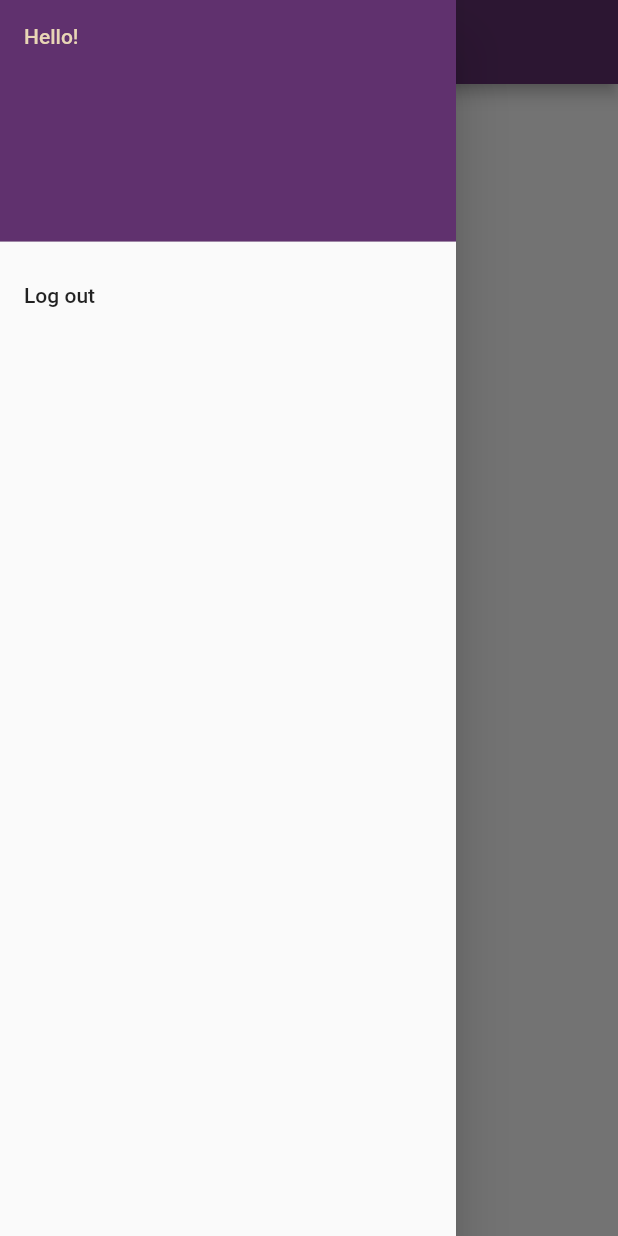
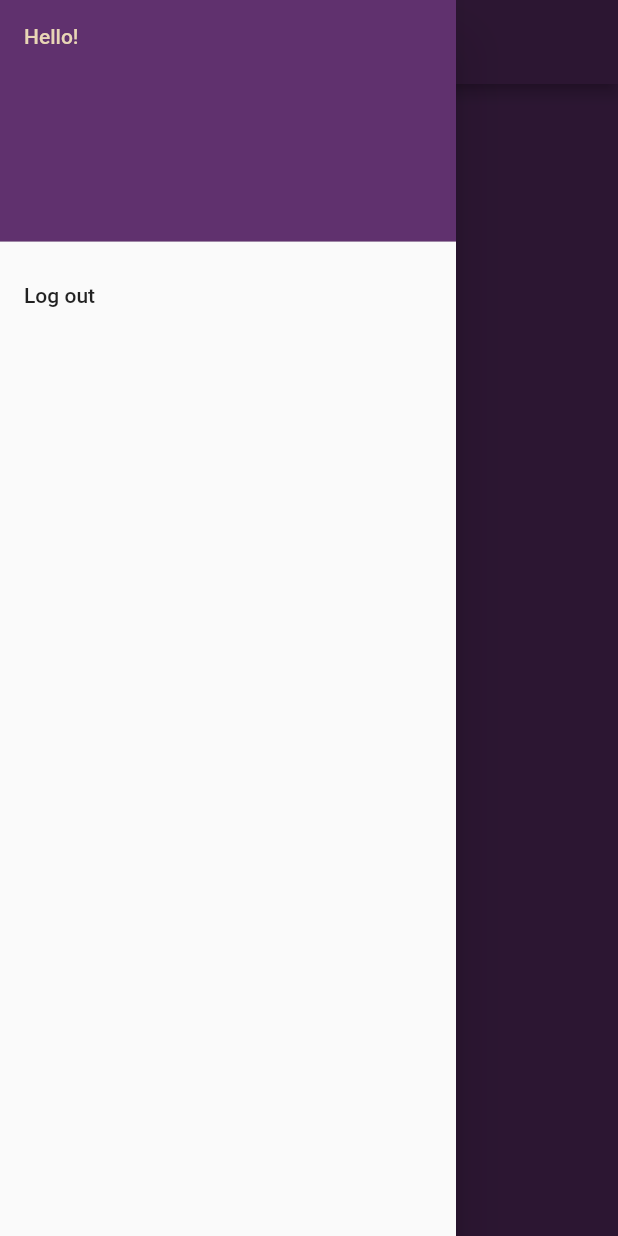
Before and after one commit to Akanksha1212/Growww, a Flutter app: the TracksView screen opened directly, with the side drawer open, on a phone screen of 412 x 824 dp. Run offline on Flutter 3.47's test engine with Material 2 defaults, Android fonts, the phone set to English and light mode, and no system bars; our stand-ins replace cloud_firestore, firebase_auth, firebase_core, get_it, google_fonts, google_sign_in; accounts and stored records are empty; Roboto replaces fonts that are missing (Ubuntu).

Commit message:
Tracks are fetched, track ui done

```diff
--- /dev/null
+++ b/lib/datacmodels/tracks.dart
@@ -0,0 +1,32 @@
+import 'dart:convert';
+
+import 'package:cloud_firestore/cloud_firestore.dart';
+
+class Tracks {
+  final String days;
+  final String details;
+  final String id;
+  final String img_asset;
+  final String name;
+  final String type;
+  Tracks({
+    this.days,
+    this.details,
+    this.id,
+    this.img_asset,
+    this.name,
+    this.type,
+  });
+
+  factory Tracks.fromSnapshot(DocumentSnapshot map) {
+    if (map == null) return null;
+
+    return Tracks(
+        days: map['days'].toString(),
+        details: map['details'],
+        id: map['id'].toString(),
+        img_asset: map['img_asset'],
+        name: map['name'],
+        type: map['type'].toString());
+  }
+}
--- a/lib/login/login.dart
+++ b/lib/login/login.dart
@@ -2,7 +2,7 @@ import 'package:firebase_auth/firebase_auth.dart';
 import 'package:firebase_core/firebase_core.dart';
 import 'package:flutter/material.dart';
 import 'package:google_sign_in/google_sign_in.dart';
-import 'package:grow/tracks.dart';
+import 'package:grow/tracks_view.dart';
 
 class Login extends StatefulWidget {
   @override
--- /dev/null
+++ b/lib/services/firestore_service.dart
@@ -0,0 +1,18 @@
+import 'package:cloud_firestore/cloud_firestore.dart';
+import 'package:grow/datacmodels/tracks.dart';
+
+class FirestoreService {
+  final firestoreInstance = FirebaseFirestore.instance;
+  List<Tracks> _tracks = [];
+  Future<List<Tracks>> fetchData() async {
+    _tracks.clear();
+    await firestoreInstance.collection('tracks').get().then(
+          (value) => value.docs.forEach(
+            (element) => _tracks.add(
+              Tracks.fromSnapshot(element),
+            ),
+          ),
+        );
+    return _tracks;
+  }
+}
--- /dev/null
+++ b/lib/services/setup_locator.dart
@@ -0,0 +1,7 @@
+import 'package:get_it/get_it.dart';
+import 'package:grow/services/firestore_service.dart';
+
+final locator = GetIt.instance;
+void setupLocator() {
+  locator.registerFactory(() => FirestoreService());
+}
--- a/lib/tracks.dart
+++ /dev/null
@@ -1,73 +0,0 @@
-import 'package:firebase_auth/firebase_auth.dart';
-import 'package:flutter/material.dart';
-import 'package:google_sign_in/google_sign_in.dart';
-import 'package:grow/login/login.dart';
-
-class TracksView extends StatefulWidget {
-  @override
-  _TracksViewState createState() => _TracksViewState();
-}
-
-class _TracksViewState extends State<TracksView> {
-  final FirebaseAuth auth = FirebaseAuth.instance;
-  final GoogleSignIn googleSignIn = GoogleSignIn();
-
-  User user;
-  @override
-  void initState() {
-    super.initState();
-    user = auth.currentUser;
-  }
-
-  @override
-  Widget build(BuildContext context) {
-    return Scaffold(
-      drawer: Drawer(
-        child: ListView(
-          padding: EdgeInsets.zero,
-          children: [
-            DrawerHeader(
-              decoration: BoxDecoration(
-                color: Color(0xff60316E),
-              ),
-              child: Column(
-                crossAxisAlignment: CrossAxisAlignment.start,
-                mainAxisSize: MainAxisSize.min,
-                children: [
-                  Text(
-                    'Hello!',
-                    style: Theme.of(context).textTheme.bodyText1.copyWith(
-                          color: Color(0xffE8D5B5),
-                        ),
-                  ),
-                  Text(user.displayName,
-                      style: Theme.of(context).textTheme.headline6.copyWith(
-                            color: Color(0xffE8D5B5),
-                            fontWeight: FontWeight.bold,
-                          ))
-                ],
-              ),
-            ),
-            ListTile(
-              title: Text('Log out'),
-              onTap: () async {
-                await googleSignIn.signOut();
-                Navigator.of(context).pushReplacement(
-                  MaterialPageRoute(
-                    builder: (context) => Login(),
-                  ),
-                );
-              },
-            )
-          ],
-        ),
-      ),
-      appBar: AppBar(
-        backgroundColor: Color(0xff60316E),
-        automaticallyImplyLeading: true,
-        centerTitle: true,
-        title: Text("Tracks"),
-      ),
-    );
-  }
-}
--- /dev/null
+++ b/lib/tracks_view.dart
@@ -0,0 +1,120 @@
+import 'package:cloud_firestore/cloud_firestore.dart';
+import 'package:firebase_auth/firebase_auth.dart';
+import 'package:flutter/material.dart';
+import 'package:google_fonts/google_fonts.dart';
+import 'package:google_sign_in/google_sign_in.dart';
+import 'package:grow/datacmodels/tracks.dart';
+import 'package:grow/login/login.dart';
+import 'package:grow/services/firestore_service.dart';
+import 'package:grow/services/setup_locator.dart';
+import 'package:grow/widgets/track_card.dart';
+
+class TracksView extends StatefulWidget {
+  @override
+  _TracksViewState createState() => _TracksViewState();
+}
+
+class _TracksViewState extends State<TracksView> {
+  final FirebaseAuth auth = FirebaseAuth.instance;
+  final GoogleSignIn googleSignIn = GoogleSignIn();
+  final firestoreService = locator<FirestoreService>();
+
+  User user;
+  @override
+  void initState() {
+    super.initState();
+    user = auth.currentUser;
+  }
+
+  @override
+  Widget build(BuildContext context) {
+    return Scaffold(
+      backgroundColor: Color(0xff60316E),
+      drawer: Drawer(
+        child: ListView(
+          padding: EdgeInsets.zero,
+          children: [
+            DrawerHeader(
+              decoration: BoxDecoration(
+                color: Color(0xff60316E),
+              ),
+              child: Column(
+                crossAxisAlignment: CrossAxisAlignment.start,
+                mainAxisSize: MainAxisSize.min,
+                children: [
+                  Text(
+                    'Hello!',
+                    style: GoogleFonts.ubuntu(
+                        fontSize: 14, color: Color(0xffE8D5B5)),
+                  ),
+                  Text(user.displayName,
+                      style: GoogleFonts.ubuntu(
+                          fontSize: 20, color: Color(0xffE8D5B5)))
+                ],
+              ),
+            ),
+            ListTile(
+              title: Text('Log out'),
+              onTap: () async {
+                await googleSignIn.signOut();
+                Navigator.of(context).pushReplacement(
+                  MaterialPageRoute(
+                    builder: (context) => Login(),
+                  ),
+                );
+              },
+            )
+          ],
+        ),
+      ),
+      appBar: AppBar(
+        backgroundColor: Color(0xff60316E),
+        automaticallyImplyLeading: true,
+        centerTitle: true,
+        title: Padding(
+          padding: const EdgeInsets.only(bottom: 16.0),
+          child: Image.asset(
+            'assets/Logo.png',
+            fit: BoxFit.contain,
+            height: 48,
+          ),
+        ),
+      ),
+      body: Center(
+        child: FutureBuilder(
+          future: firestoreService.fetchData(),
+          builder:
+              (BuildContext context, AsyncSnapshot<List<Tracks>> snapshot) =>
+                  snapshot.hasData
+                      ? Column(
+                          mainAxisAlignment: MainAxisAlignment.start,
+                          children: [
+                            SizedBox(
+                              height: 50,
+                            ),
+                            Text(
+                              'commit to\n30 days of...',
+                              style: GoogleFonts.ubuntu(
+                                  fontSize: 36,
+                                  color: Color(0xffC2A081),
+                                  fontWeight: FontWeight.w600),
+                            ),
+                            Padding(
+                              padding: const EdgeInsets.only(top: 32),
+                              child: ListView.builder(
+                                itemCount: snapshot.data.length,
+                                shrinkWrap: true,
+                                itemBuilder: (context, index) => Padding(
+                                  padding: const EdgeInsets.all(8.0),
+                                  child: trackCard(snapshot.data[index].name),
+                                ),
+                              ),
+                            ),
+                          ],
+                        )
+                      : CircularProgressIndicator(),
+        ),
+      ),
+    );
+  }
+}
--- a/pubspec.yaml
+++ b/pubspec.yaml
@@ -27,7 +27,8 @@ dependencies:
   firebase_auth: ^0.20.0+1
   google_sign_in: ^4.5.9
   cloud_firestore: ^0.16.0
-
+  get_it: ^5.0.6
+  google_fonts: ^1.1.2
   # The following adds the Cupertino Icons font to your application.
   # Use with the CupertinoIcons class for iOS style icons.
   cupertino_icons: ^1.0.1
```
Also changed, not shown: lib/datacmodels/user.dart (added, +40 -0 lines), lib/main.dart (+7 -1 lines), lib/tasks/task_view.dart (added, +13 -0 lines), lib/widgets/track_card.dart (added, +51 -0 lines), pubspec.lock.
